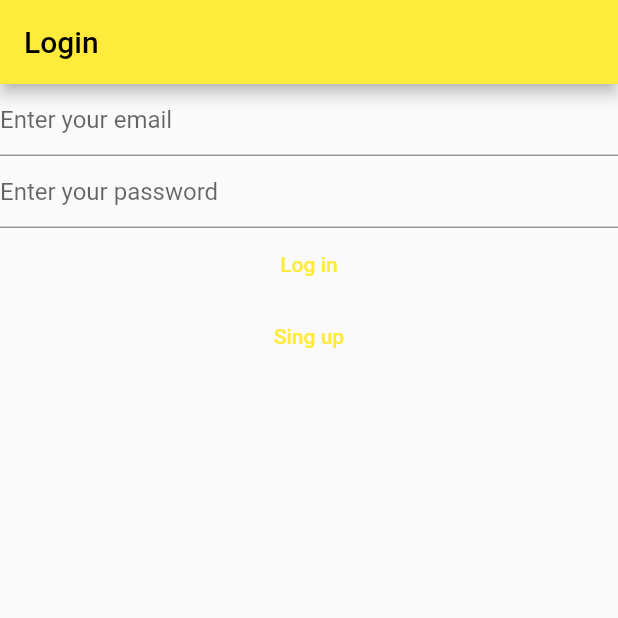
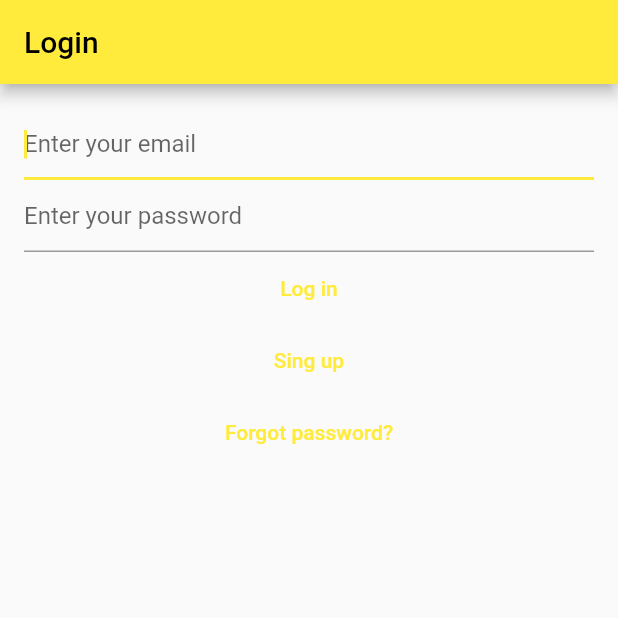
Before and after one commit to cruzvilla333/property_management_app, a Flutter app: the screen it shows after launch, on a phone screen of 412 x 824 dp, the top half of it. Run offline on Flutter 3.47's test engine with Material 2 defaults, Android fonts, the phone set to English and light mode, and no system bars; our stand-ins replace cloud_firestore, equatable, firebase_auth, firebase_core, flutter_bloc, share_plus; accounts and stored records are empty.

Commit message:
finished functioning prototype

```diff
--- a/lib/main.dart
+++ b/lib/main.dart
@@ -6,6 +6,7 @@ import 'package:training_note_app/services/auth/auth_service.dart';
 import 'package:training_note_app/services/auth/bloc/auth_bloc.dart';
 import 'package:training_note_app/services/auth/bloc/auth_events.dart';
 import 'package:training_note_app/services/auth/bloc/auth_states.dart';
+import 'package:training_note_app/views/forgot_password_view.dart';
 import 'package:training_note_app/views/login_view.dart';
 import 'package:training_note_app/views/notes/notes_view.dart';
 import 'package:training_note_app/views/register_view.dart';
@@ -46,6 +47,9 @@ class HomePage extends StatelessWidget {
         }
       },
       builder: (context, state) {
+        if (state is AuthStateForgotPassword) {
+          return const ForgotPasswordView();
+        }
         if (state is AuthStateRegistering) {
           return const RegisterView();
         }
--- a/lib/services/auth/auth_exceptions.dart
+++ b/lib/services/auth/auth_exceptions.dart
@@ -2,19 +2,19 @@
 
 class UserNotFoundAuthException implements Exception {
   @override
-  String toString() => 'User not found';
+  String toString() => 'This user cannot be found';
 }
 
 class WrongPasswordAuthException implements Exception {
   @override
-  String toString() => 'Wrong password';
+  String toString() => 'Incorrect email or password';
 }
 
 // Register exception
 
 class WeakPasswordAuthException implements Exception {
   @override
-  String toString() => 'Weak password';
+  String toString() => 'Password too weak';
 }
 
 class EmailAlreadyInUseAuthException implements Exception {
@@ -47,4 +47,6 @@ final Map<String, Exception> exceptions = {
   'invalid-email': InvalidEmailAuthException(),
   'weak-password': WeakPasswordAuthException(),
   'email-already-in-use': EmailAlreadyInUseAuthException(),
+  'auth/invalid-email': InvalidEmailAuthException(),
+  'auth/user-not-found': UserNotFoundAuthException(),
 };
--- a/lib/services/auth/auth_provider.dart
+++ b/lib/services/auth/auth_provider.dart
@@ -18,4 +18,8 @@ abstract class AuthProvider {
   Future<void> sendEmailVerification();
 
   Future<void> initialize();
+
+  Future<void> sendPasswordReset({
+    required String email,
+  });
 }
--- a/lib/services/auth/auth_service.dart
+++ b/lib/services/auth/auth_service.dart
@@ -42,4 +42,8 @@ class AuthService implements AuthProvider {
 
   @override
   Future<void> initialize() => provider.initialize();
+
+  @override
+  Future<void> sendPasswordReset({required String email}) =>
+      provider.sendPasswordReset(email: email);
 }
--- a/lib/services/auth/bloc/auth_events.dart
+++ b/lib/services/auth/bloc/auth_events.dart
@@ -32,3 +32,8 @@ class AuthEventRegister extends AuthEvent {
   final String password;
   const AuthEventRegister(this.email, this.password);
 }
+
+class AuthEventForgotPassword extends AuthEvent {
+  final String? email;
+  const AuthEventForgotPassword({this.email});
+}
--- a/lib/services/auth/bloc/auth_states.dart
+++ b/lib/services/auth/bloc/auth_states.dart
@@ -69,3 +69,16 @@ class AuthStateVerifyEmail extends AuthState {
           isLoading: isLoading,
         );
 }
+
+class AuthStateForgotPassword extends AuthState {
+  final Exception? exception;
+  final bool hasSentEmail;
+
+  const AuthStateForgotPassword({
+    required this.exception,
+    required this.hasSentEmail,
+    required bool isLoading,
+  }) : super(
+          isLoading: isLoading,
+        );
+}
--- /dev/null
+++ b/lib/utilities/dialogs/password_reset_email_sent_dialog.dart
@@ -0,0 +1,11 @@
+import 'package:flutter/cupertino.dart';
+import 'package:training_note_app/utilities/dialogs/generic_dialog.dart';
+
+Future<void> showPasswordResetSentDialog(BuildContext context) {
+  return showGenericDialog<void>(
+    context: context,
+    title: 'Password Reset',
+    content: 'We have sent you a password reset email',
+    optionsBuilder: () => {'': false},
+  );
+}
--- a/lib/views/login_view.dart
+++ b/lib/views/login_view.dart
@@ -44,12 +44,15 @@ class _LoginViewState extends State<LoginView> {
       },
       child: Scaffold(
         appBar: AppBar(title: const Text('Login')),
-        body: Column(
+        body: Padding(
+          padding: const EdgeInsets.all(16.0),
+          child: Column(
             children: [
               TextField(
                 controller: _email,
                 enableSuggestions: false,
                 autocorrect: false,
+                autofocus: true,
                 keyboardType: TextInputType.emailAddress,
                 decoration: const InputDecoration(hintText: 'Enter your email'),
               ),
@@ -77,8 +80,18 @@ class _LoginViewState extends State<LoginView> {
                         const AuthEventShouldRegister(),
                       );
                 },
-                child: const Text("Sing up"))
+                child: const Text("Sing up"),
+              ),
+              TextButton(
+                onPressed: () {
+                  context.read<AuthBloc>().add(
+                        const AuthEventForgotPassword(),
+                      );
+                },
+                child: const Text("Forgot password?"),
+              ),
             ],
+          ),
         ),
       ),
     );
--- a/lib/views/notes/create_update_note_view.dart
+++ b/lib/views/notes/create_update_note_view.dart
@@ -121,6 +121,7 @@ class _CreateUpdateNoteViewState extends State<CreateUpdateNoteView> {
                 controller: _textController,
                 keyboardType: TextInputType.multiline,
                 maxLines: null,
+                autofocus: true,
                 decoration: const InputDecoration(
                   hintText: 'Start typing your notes...',
                 ),
```
Also changed, not shown: lib/services/auth/bloc/auth_bloc.dart (+40 -0 lines), lib/services/auth/firebase_auth_provider.dart (+11 -0 lines), lib/views/forgot_password_view.dart (added, +84 -0 lines), lib/views/register_view.dart (+7 -2 lines), 1 other file. Lines whose indentation alone changed are shown as unchanged.
